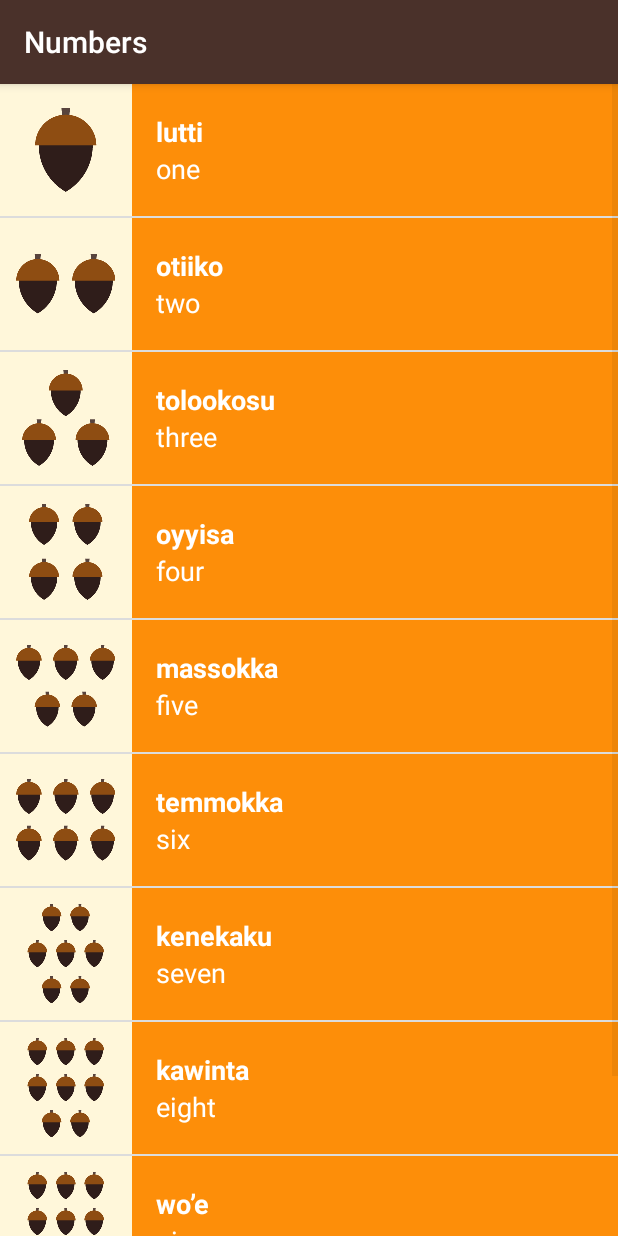
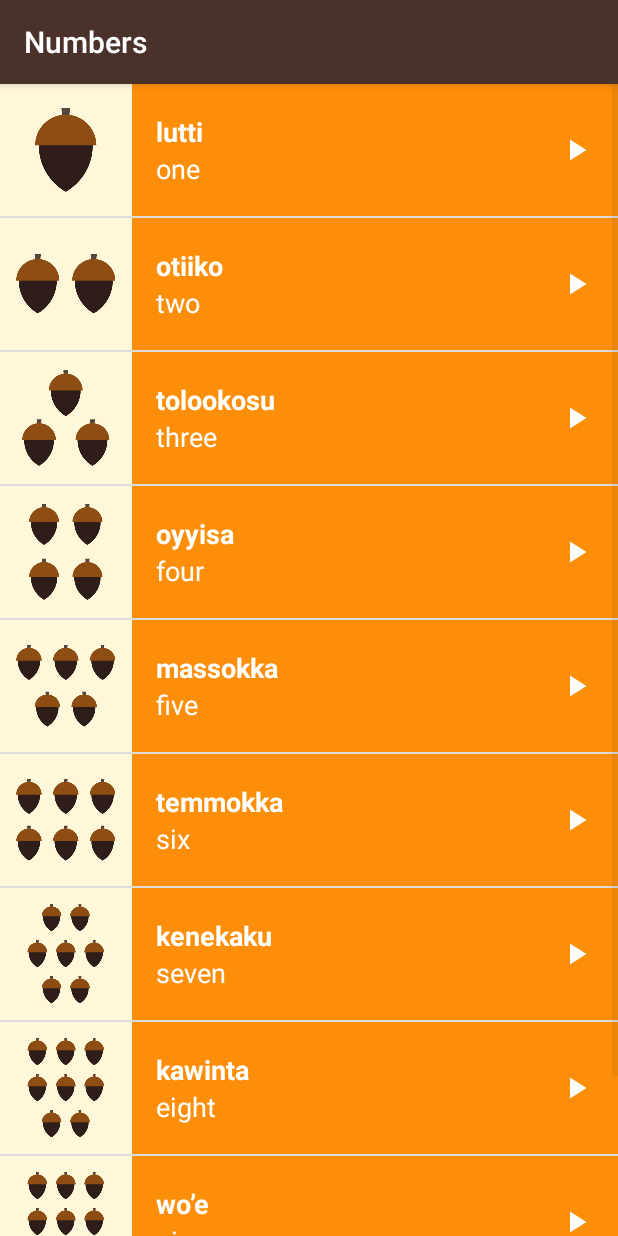
Before and after one commit to cperalt06/ud839_Miwok_Tutorial, an Android app: the NumbersActivity screen opened directly, with no data from a screen before it, on a phone screen of 412 x 824 dp. Run offline under Robolectric (Android 15) with nearby library versions, the phone set to English and light mode, and no system bars.

Commit message:
Added Audio Icon to List Item Layout

```diff
--- a/app/src/main/res/layout/list_item.xml
+++ b/app/src/main/res/layout/list_item.xml
@@ -14,13 +14,13 @@
      limitations under the License.
 -->
 <!-- Layout for a single list item -->
-<LinearLayout xmlns:android="http://schemas.android.com/apk/res/android"
+<RelativeLayout xmlns:android="http://schemas.android.com/apk/res/android"
                 xmlns:app="http://schemas.android.com/apk/res-auto"
                 xmlns:tools="http://schemas.android.com/tools"
                 android:layout_width="match_parent"
                 android:layout_height="wrap_content"
+                android:background="@color/tan_background"
                 android:minHeight="@dimen/list_item_height"
-              android:background="@color/tan_background"
                 android:orientation="horizontal">
 
 
@@ -33,10 +33,14 @@
     <LinearLayout
         android:id="@+id/list_background"
         android:layout_width="match_parent"
-        android:layout_height="match_parent"
+        android:layout_height="@dimen/list_item_height"
+        android:layout_alignParentBottom="true"
+        android:layout_alignParentRight="true"
+        android:layout_alignParentTop="true"
+        android:layout_toRightOf="@+id/image"
+        android:layout_weight="1"
         android:orientation="vertical"
-        android:paddingLeft="16dp"
-        android:paddingRight="16dp">
+        android:paddingLeft="16dp">
 
         <TextView
             android:id="@+id/miwok_text_view"
@@ -44,8 +48,8 @@
             android:layout_height="0dp"
             android:layout_weight="1"
             android:gravity="bottom"
+            android:textAppearance="?android:textAppearanceMedium"
             android:textColor="@android:color/white"
-            android:textAppearance="?android:textAppearanceMedium"
             android:textStyle="bold"
             tools:text="lutti"/>
 
@@ -55,9 +59,19 @@
             android:layout_height="0dp"
             android:layout_weight="1"
             android:gravity="top"
+            android:textAppearance="?android:textAppearanceMedium"
             android:textColor="@android:color/white"
-            android:textAppearance="?android:textAppearanceMedium"
             tools:text="one"/>
+
     </LinearLayout>
 
-</LinearLayout>
+    <ImageView
+        android:id="@+id/imageButton"
+        android:layout_width="24dp"
+        android:layout_height="24dp"
+        android:layout_alignParentRight="true"
+        android:layout_centerVertical="true"
+        android:layout_marginRight="16dp"
+        app:srcCompat="@drawable/ic_play_arrow_white_24dp"/>
+
+</RelativeLayout>
```
Also changed, not shown: app/src/main/res/drawable-hdpi/ic_play_arrow_white_24dp.png (added), app/src/main/res/drawable-mdpi/ic_play_arrow_white_24dp.png (added), app/src/main/res/drawable-xhdpi/ic_play_arrow_white_24dp.png (added), app/src/main/res/drawable-xxhdpi/ic_play_arrow_white_24dp.png (added), app/src/main/res/drawable-xxxhdpi/ic_play_arrow_white_24dp.png (added). Lines whose indentation alone changed are shown as unchanged.
